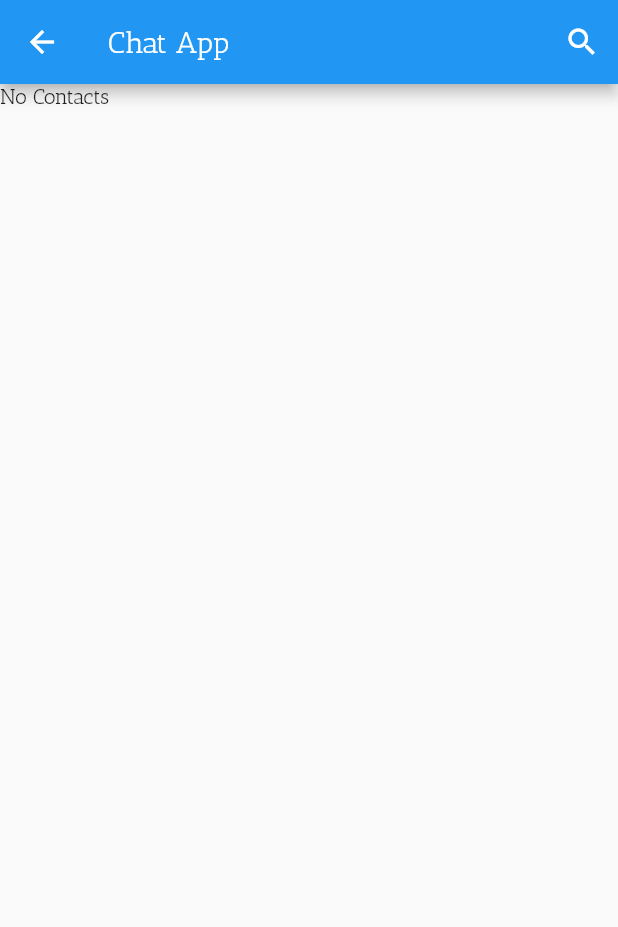
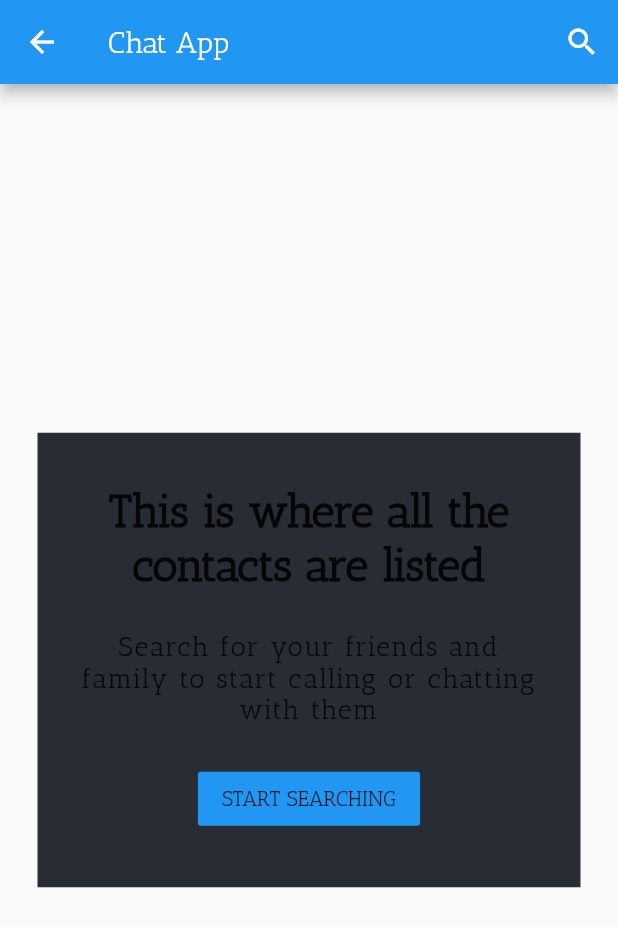
Before and after one commit to Silly-Hack-MLH/Weebify, a Flutter app: the ChatListContainer screen opened directly, on a phone screen of 412 x 824 dp. Shown: the top 927 px of the screen. Run offline on Flutter 3.47's test engine with Material 2 defaults, Android fonts, the phone set to English and light mode, and no system bars; our stand-ins replace audioplayers, cached_network_image, cloud_firestore, firebase_auth, firebase_storage, fluttertoast and 5 more; missing offline and left inert: translator; accounts and stored records are empty.

Commit message:
final ui changes

```diff
--- a/lib/pages/chatscreen.dart
+++ b/lib/pages/chatscreen.dart
@@ -425,6 +425,9 @@ class _ChatScreen1State extends State<ChatScreen1> {
                       MessageSend().sendMessage(senderUserUId,
                           widget.reciver.uid, _textfiledcontroller.text);
                       _textfiledcontroller.clear();
+                      setState(() {
+                        isWriting=false;
+                      });
                     },
                     child: Container(
                       child: Icon(Icons.send),
--- a/lib/pages/mainpage.dart
+++ b/lib/pages/mainpage.dart
@@ -1,6 +1,7 @@
 import 'package:flutter/material.dart';
 import 'package:login_app/model/contact.dart';
 import 'package:login_app/pages/creategroup.dart';
+import 'package:login_app/pages/quietbox.dart';
 import 'package:login_app/pages/search.dart';
 import 'package:cloud_firestore/cloud_firestore.dart';
 import 'package:firebase_auth/firebase_auth.dart';
@@ -43,7 +44,7 @@ class _ChatListContainerState extends State<ChatListContainer> {
                 var doclist = snapshot.data.documents;
                 if (doclist.isEmpty) {
                   return Container(
-                    child: Text("No Contacts"),
+                    child: QuietBox(),
                   );
                 }
                 return ListView.builder(
--- /dev/null
+++ b/lib/pages/quietbox.dart
@@ -0,0 +1,52 @@
+import 'package:flutter/material.dart';
+import './search.dart';
+
+class QuietBox extends StatelessWidget {
+  @override
+  Widget build(BuildContext context) {
+    return Center(
+      child: Padding(
+        padding: EdgeInsets.symmetric(horizontal: 25),
+        child: Container(
+          color: UniversalVariables.separatorColor,
+          padding: EdgeInsets.symmetric(vertical: 35, horizontal: 25),
+          child: Column(
+            mainAxisSize: MainAxisSize.min,
+            crossAxisAlignment: CrossAxisAlignment.center,
+            children: <Widget>[
+              Text(
+                "This is where all the contacts are listed",
+                textAlign: TextAlign.center,
+                style: TextStyle(
+                  fontWeight: FontWeight.bold,
+                  fontSize: 30,
+                ),
+              ),
+              SizedBox(height: 25),
+              Text(
+                "Search for your friends and family to start calling or chatting with them",
+                textAlign: TextAlign.center,
+                style: TextStyle(
+                  letterSpacing: 1.2,
+                  fontWeight: FontWeight.normal,
+                  fontSize: 18,
+                ),
+              ),
+              SizedBox(height: 25),
+              FlatButton(
+                color: Colors.blue,
+                child: Text("START SEARCHING"),
+                onPressed: () => Navigator.push(
+                  context,
+                  MaterialPageRoute(
+                    builder: (context) => SearchScreen(),
+                  ),
+                ),
+              ),
+            ],
+          ),
+        ),
+      ),
+    );
+  }
+}
--- a/lib/pages/search.dart
+++ b/lib/pages/search.dart
@@ -114,7 +114,7 @@ class _SearchScreenState extends State<SearchScreen> {
           title: Text(
             searchedUser.name,
             style: TextStyle(
-              color: Colors.white,
+              color: Colors.black,
               fontWeight: FontWeight.bold,
             ),
           ),
@@ -130,7 +130,7 @@ class _SearchScreenState extends State<SearchScreen> {
   @override
   Widget build(BuildContext context) {
     return Scaffold(
-      backgroundColor: UniversalVariables.blackColor,
+      // backgroundColor: ,
       appBar: searchAppBar(context),
       body: Container(
         padding: EdgeInsets.symmetric(horizontal: 20),
```
Also changed, not shown: lib/pages/getuserinfo.dart (+5 -3 lines), lib/services/usermanagement.dart (+6 -5 lines).
